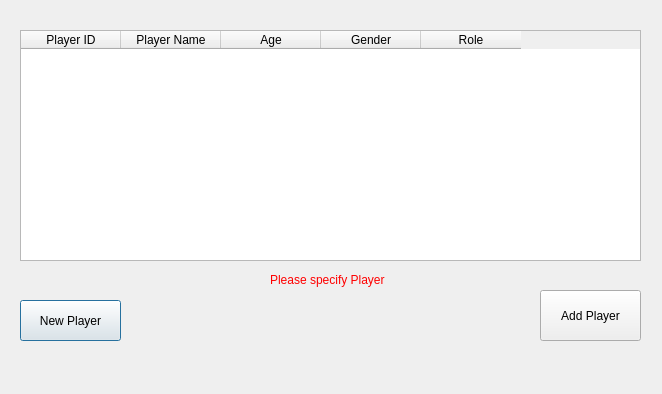
Before: the Qt Designer form App/Add_Player_dlg.ui in Musab1Blaser/dbms_icc, drawn with Qt 5.
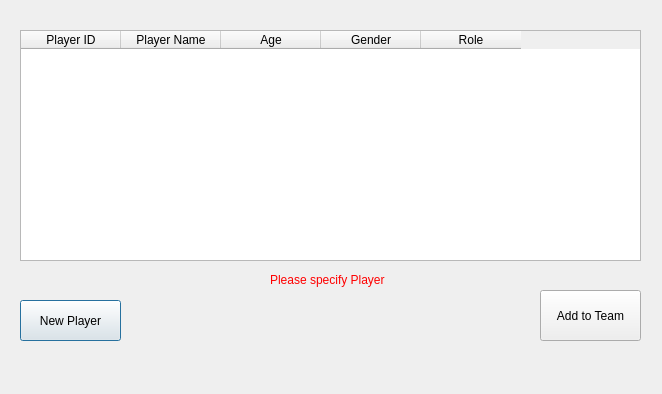
After: the same form once the commit is applied.

Commit message: Added functionality to add player and view players

Diff of the .ui file:
```diff
--- a/App/Add_Player_dlg.ui
+++ b/App/Add_Player_dlg.ui
@@ -71,7 +71,7 @@
     </rect>
    </property>
    <property name="text">
-    <string>Add Player</string>
+    <string>Add to Team</string>
    </property>
   </widget>
   <widget class="QLabel" name="Error_Label">
```
Left out of the diff: 2 changed lines with no effect on the pictures. The commit also changes 9 other files.
